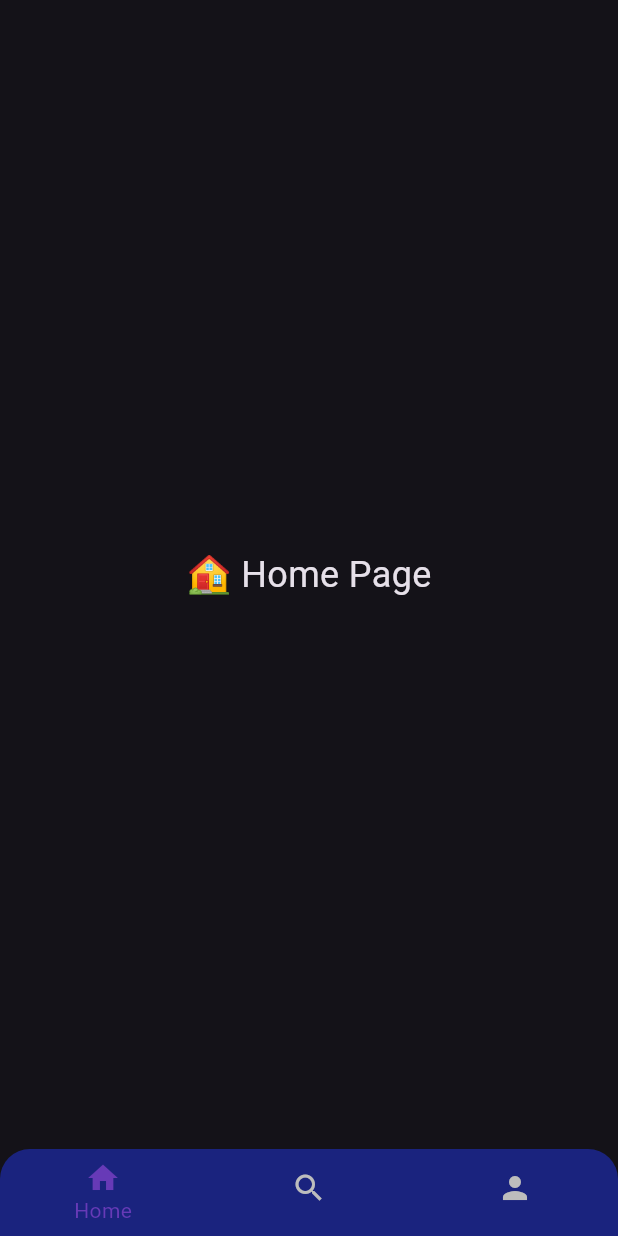
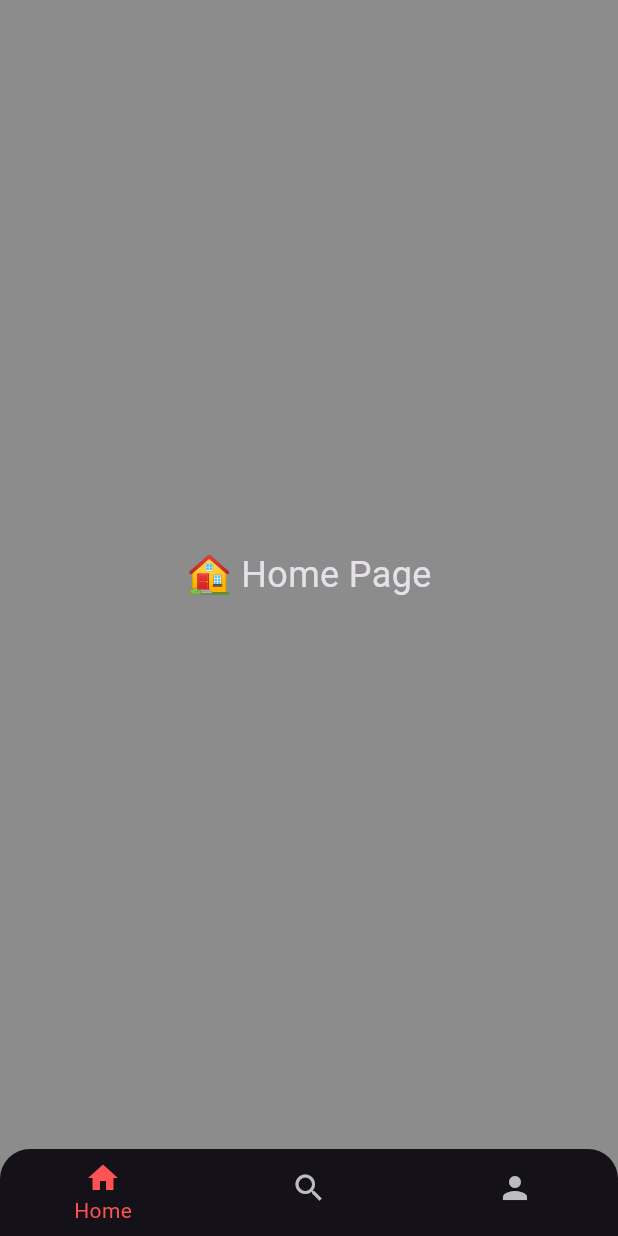
Before and after one commit to Shehryar-dev/riverpod_example, a Flutter app: the BottomNavScreen screen opened directly, on a phone screen of 412 x 824 dp. Run offline on Flutter 3.47's test engine with Material 3 defaults, Android fonts, the phone set to English and light mode, and no system bars; our stand-ins replace device_preview, flutter_riverpod, riverpod.

Commit message:
Code Updated!

```diff
--- a/lib/examples/bottom_nav/screen/bottom_nav_screen.dart
+++ b/lib/examples/bottom_nav/screen/bottom_nav_screen.dart
@@ -12,15 +12,16 @@ class BottomNavScreen extends ConsumerWidget {
 
 
     return Scaffold(
+      backgroundColor: Colors.black45,
       body: allPages[currentIndex],
       bottomNavigationBar: ClipRRect(
         borderRadius: const BorderRadius.vertical(top: Radius.circular(20)),
         child: BottomNavigationBar(
           currentIndex: currentIndex,
           onTap: (index) => ref.read(bottomNavProvider.notifier).state = index,
-          selectedItemColor: Colors.deepPurple,
+          selectedItemColor: Colors.redAccent,
           unselectedItemColor: Colors.grey.shade400,
-          backgroundColor: Colors.indigo.shade900,
+          // backgroundColor: Colors.indigo.shade900,
           showUnselectedLabels: false,
           items: const [
             BottomNavigationBarItem(icon: Icon(Icons.home), label: 'Home'),
```
Also changed, not shown: 1 other file.
